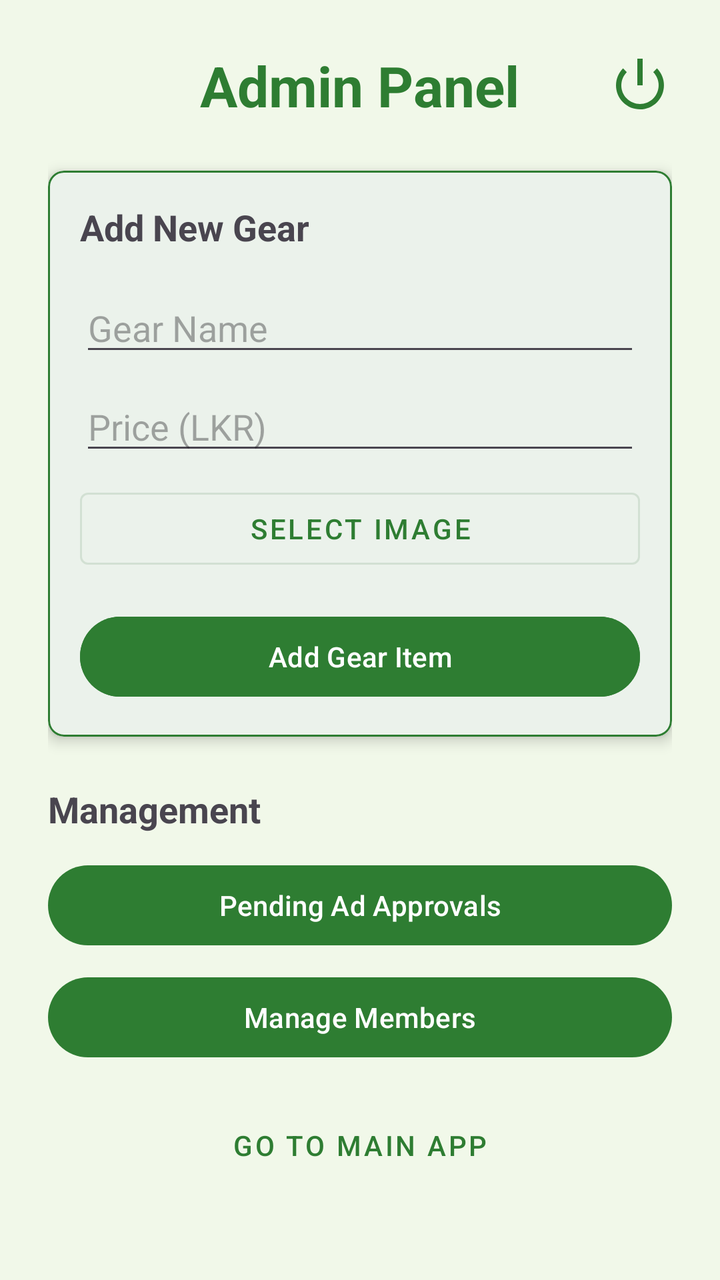
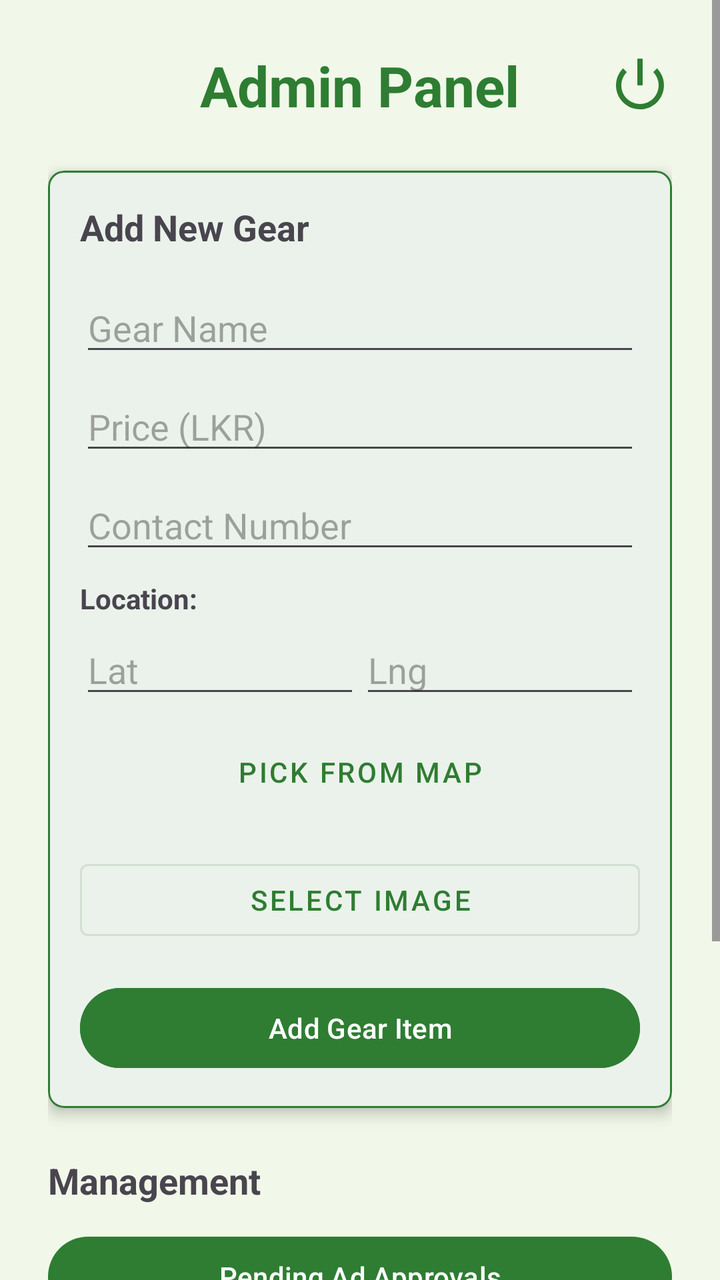

Screens rendered from an Android XML layout before and after an edit, with the pre-edit source and the edit as a unified diff.
<!-- AndroidManifest.xml: application theme Theme.TripBadu -->
<!-- res/layout/activity_admin.xml -->
<?xml version="1.0" encoding="utf-8"?>
<ScrollView xmlns:android="http://schemas.android.com/apk/res/android"
    xmlns:app="http://schemas.android.com/apk/res-auto"
    android:layout_width="match_parent"
    android:layout_height="match_parent"
    android:background="@color/background">

    <LinearLayout
        android:layout_width="match_parent"
        android:layout_height="wrap_content"
        android:orientation="vertical"
        android:padding="24dp"
        android:gravity="center_horizontal">

        <RelativeLayout
            android:layout_width="match_parent"
            android:layout_height="wrap_content"
            android:layout_marginBottom="24dp">

            <TextView
                android:id="@+id/tvAdminTitle"
                android:layout_width="wrap_content"
                android:layout_height="wrap_content"
                android:text="Admin Panel"
                android:textSize="28sp"
                android:textStyle="bold"
                android:textColor="@color/primary"
                android:layout_centerHorizontal="true" />

            <ImageView
                android:id="@+id/ivAdminLogout"
                android:layout_width="32dp"
                android:layout_height="32dp"
                android:src="@android:drawable/ic_lock_power_off"
                android:contentDescription="Logout"
                android:layout_alignParentEnd="true"
                android:layout_centerVertical="true"
                app:tint="@color/primary"
                android:clickable="true"
                android:focusable="true"
                android:background="?attr/selectableItemBackgroundBorderless"/>
        </RelativeLayout>

        
        <com.google.android.material.card.MaterialCardView
            android:layout_width="match_parent"
            android:layout_height="wrap_content"
            app:cardCornerRadius="8dp"
            app:cardElevation="4dp"
            android:layout_marginBottom="24dp"
            app:strokeColor="@color/primary"
            app:strokeWidth="1dp">

            <LinearLayout
                android:layout_width="match_parent"
                android:layout_height="wrap_content"
                android:orientation="vertical"
                android:padding="16dp">

                <TextView
                    android:layout_width="wrap_content"
                    android:layout_height="wrap_content"
                    android:text="Add New Gear"
                    android:textSize="18sp"
                    android:textStyle="bold"
                    android:layout_marginBottom="16dp"/>

                <EditText
                    android:id="@+id/etGearName"
                    android:layout_width="match_parent"
                    android:layout_height="wrap_content"
                    android:hint="Gear Name"
                    android:layout_marginBottom="8dp" />

                <EditText
                    android:id="@+id/etGearPrice"
                    android:layout_width="match_parent"
                    android:layout_height="wrap_content"
                    android:hint="Price (LKR)"
                    android:inputType="numberDecimal"
                    android:layout_marginBottom="8dp" />

                <ImageView
                    android:id="@+id/ivGearPreview"
                    android:layout_width="match_parent"
                    android:layout_height="150dp"
                    android:scaleType="centerCrop"
                    android:background="#EEEEEE"
                    android:layout_marginBottom="8dp"
                    android:visibility="gone"/>

                <Button
                    android:id="@+id/btnSelectImage"
                    style="@style/Widget.MaterialComponents.Button.OutlinedButton"
                    android:layout_width="match_parent"
                    android:layout_height="wrap_content"
                    android:text="Select Image"
                    android:layout_marginBottom="16dp" />

                <Button
                    android:id="@+id/btnAddGear"
                    android:layout_width="match_parent"
                    android:layout_height="wrap_content"
                    android:text="Add Gear Item"
                    android:backgroundTint="@color/primary" />

            </LinearLayout>
        </com.google.android.material.card.MaterialCardView>

        
        <TextView
            android:layout_width="wrap_content"
            android:layout_height="wrap_content"
            android:text="Management"
            android:textSize="18sp"
            android:textStyle="bold"
            android:layout_marginBottom="12dp"
            android:layout_gravity="start"/>

        <Button
            android:id="@+id/btnAdApproval"
            android:layout_width="match_parent"
            android:layout_height="wrap_content"
            android:text="Pending Ad Approvals"
            android:layout_marginBottom="8dp" />

        <Button
            android:id="@+id/btnManageMembers"
            android:layout_width="match_parent"
            android:layout_height="wrap_content"
            android:text="Manage Members"
            android:layout_marginBottom="16dp" />

        <Button
            android:id="@+id/btnViewMain"
            style="@style/Widget.MaterialComponents.Button.TextButton"
            android:layout_width="match_parent"
            android:layout_height="wrap_content"
            android:text="Go to Main App" />

    </LinearLayout>
</ScrollView>
<!-- resources referenced by this layout -->
<resources>
  <color name="background">#F1F8E9</color>
  <color name="primary">#2E7D32</color>
  <style name="Theme.TripBadu" parent="Base.Theme.TripBadu" />
  <style name="Base.Theme.TripBadu" parent="Theme.Material3.DayNight.NoActionBar">
          
          <item name="colorPrimary">@color/primary</item>
          <item name="colorPrimaryVariant">@color/primary_variant</item>
          <item name="colorOnPrimary">@color/on_primary</item>
          <item name="colorSecondary">@color/secondary</item>
          <item name="colorSecondaryVariant">@color/secondary_variant</item>
          <item name="colorOnSecondary">@color/on_secondary</item>
          <item name="android:windowBackground">@color/background</item>
          <item name="colorSurface">@color/surface</item>
          <item name="colorOnSurface">@color/on_surface</item>
      </style>
  <color name="primary_variant">#1B5E20</color>
  <color name="on_primary">#FFFFFF</color>
  <color name="secondary">#81C784</color>
  <color name="secondary_variant">#4CAF50</color>
  <color name="on_secondary">#000000</color>
  <color name="surface">#FFFFFF</color>
  <color name="on_surface">#1B5E20</color>
</resources>

<!-- the commit's change to res/layout/activity_admin.xml (unified diff, before → after) -->
@@ -58,6 +58,7 @@
                 android:padding="16dp">
 
                 <TextView
+                    android:id="@+id/tvFormTitle"
                     android:layout_width="wrap_content"
                     android:layout_height="wrap_content"
                     android:text="Add New Gear"
@@ -80,6 +81,52 @@
                     android:inputType="numberDecimal"
                     android:layout_marginBottom="8dp" />
 
+                <EditText
+                    android:id="@+id/etGearContact"
+                    android:layout_width="match_parent"
+                    android:layout_height="wrap_content"
+                    android:hint="Contact Number"
+                    android:inputType="phone"
+                    android:layout_marginBottom="8dp" />
+
+                <TextView
+                    android:layout_width="wrap_content"
+                    android:layout_height="wrap_content"
+                    android:text="Location:"
+                    android:textStyle="bold"
+                    android:layout_marginBottom="4dp"/>
+
+                <LinearLayout
+                    android:layout_width="match_parent"
+                    android:layout_height="wrap_content"
+                    android:orientation="horizontal"
+                    android:layout_marginBottom="8dp">
+
+                    <EditText
+                        android:id="@+id/etGearLat"
+                        android:layout_width="0dp"
+                        android:layout_height="wrap_content"
+                        android:layout_weight="1"
+                        android:hint="Lat"
+                        android:inputType="numberSigned|numberDecimal"/>
+
+                    <EditText
+                        android:id="@+id/etGearLng"
+                        android:layout_width="0dp"
+                        android:layout_height="wrap_content"
+                        android:layout_weight="1"
+                        android:hint="Lng"
+                        android:inputType="numberSigned|numberDecimal"/>
+                </LinearLayout>
+
+                <Button
+                    android:id="@+id/btnPickLocation"
+                    style="@style/Widget.MaterialComponents.Button.TextButton"
+                    android:layout_width="match_parent"
+                    android:layout_height="wrap_content"
+                    android:text="Pick from Map"
+                    android:layout_marginBottom="16dp"/>
+
                 <ImageView
                     android:id="@+id/ivGearPreview"
                     android:layout_width="match_parent"
@@ -87,7 +134,8 @@
                     android:scaleType="centerCrop"
                     android:background="#EEEEEE"
                     android:layout_marginBottom="8dp"
-                    android:visibility="gone"/>
+                    android:visibility="gone"
+                    android:contentDescription="Gear Preview"/>
 
                 <Button
                     android:id="@+id/btnSelectImage"
@@ -97,12 +145,29 @@
                     android:text="Select Image"
                     android:layout_marginBottom="16dp" />
 
-                <Button
-                    android:id="@+id/btnAddGear"
-                    android:layout_width="match_parent"
-                    android:layout_height="wrap_content"
-                    android:text="Add Gear Item"
-                    android:backgroundTint="@color/primary" />
+                <LinearLayout
+                    android:layout_width="match_parent"
+                    android:layout_height="wrap_content"
+                    android:orientation="horizontal">
+
+                    <Button
+                        android:id="@+id/btnCancelEdit"
+                        style="@style/Widget.MaterialComponents.Button.TextButton"
+                        android:layout_width="0dp"
+                        android:layout_height="wrap_content"
+                        android:layout_weight="1"
+                        android:text="Cancel"
+                        android:visibility="gone"
+                        android:layout_marginEnd="8dp"/>
+
+                    <Button
+                        android:id="@+id/btnAddGear"
+                        android:layout_width="0dp"
+                        android:layout_height="wrap_content"
+                        android:layout_weight="2"
+                        android:text="Add Gear Item"
+                        android:backgroundTint="@color/primary" />
+                </LinearLayout>
 
             </LinearLayout>
         </com.google.android.material.card.MaterialCardView>
@@ -132,6 +197,14 @@
             android:layout_marginBottom="16dp" />
 
         <Button
+            android:id="@+id/btnEditExisting"
+            android:layout_width="match_parent"
+            android:layout_height="wrap_content"
+            android:text="Edit Approved Ads"
+            android:layout_marginBottom="16dp"
+            style="@style/Widget.MaterialComponents.Button.OutlinedButton"/>
+
+        <Button
             android:id="@+id/btnViewMain"
             style="@style/Widget.MaterialComponents.Button.TextButton"
             android:layout_width="match_parent"
